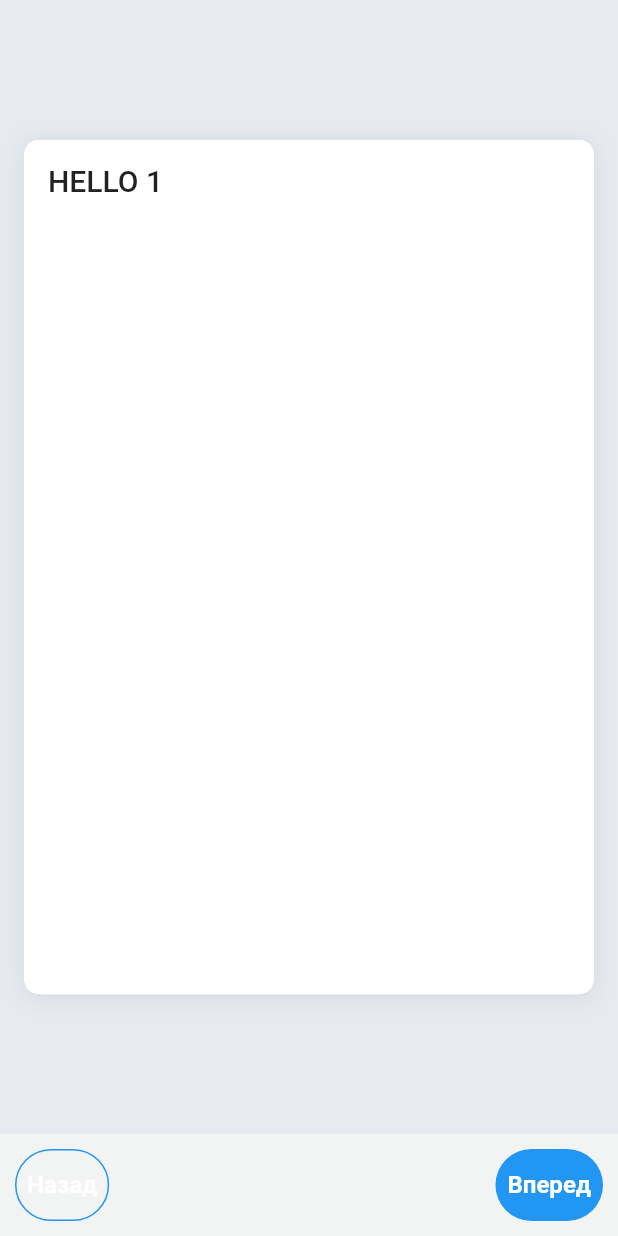
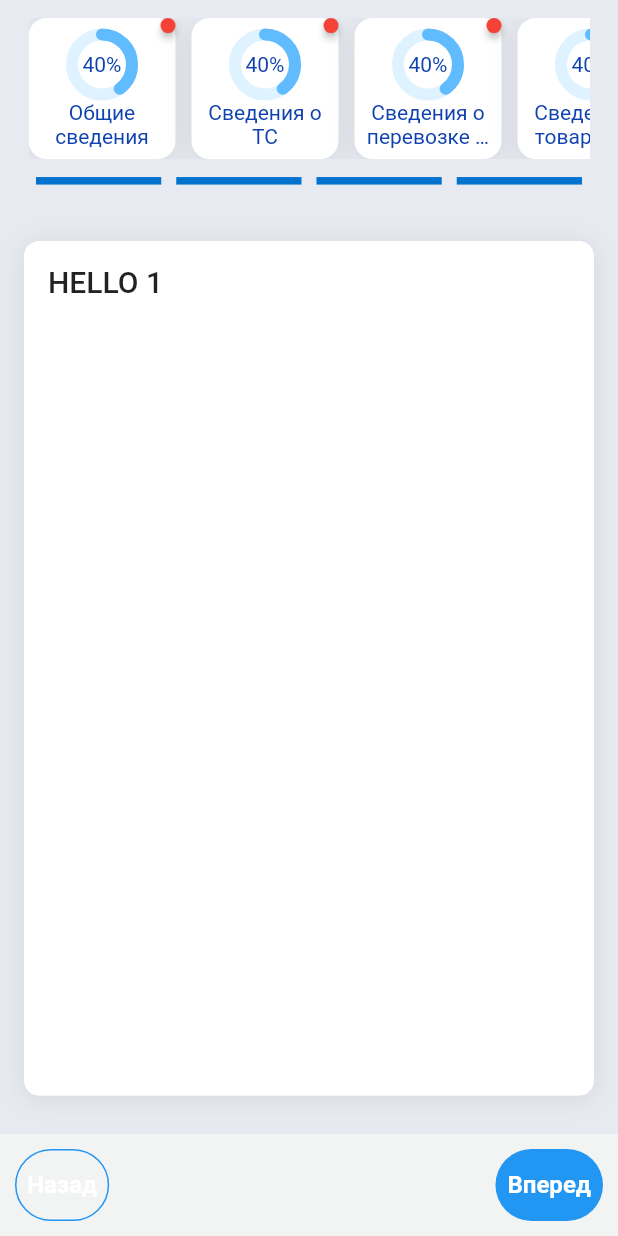
Before and after one commit to PutInByte/json_form_builder, a Flutter app: the screen it shows after launch, after a tap on "Вперед", on a phone screen of 412 x 824 dp. Run offline on Flutter 3.47's test engine with Material 2 defaults, Android fonts, the phone set to English and light mode, and no system bars; drawn by our look-alikes of badges, expandable_page_view, percent_indicator; our stand-ins replace responsive_builder, responsive_grid; missing offline and left inert: bs_flutter_utils, dart:html.

Commit message:
[+] Added secure max extent and min extent for pager [+] Added ApiUtils for post/get request, etc. [+] Start integrate panel drawer (panel_drawer.dart)

```diff
--- a/example/lib/main.dart
+++ b/example/lib/main.dart
@@ -13,6 +13,7 @@ class MyApp extends StatefulWidget {
 }
 
 class _MyAppState extends State<MyApp> {
+
 
   static const Map<String, dynamic> formData = {
     "data": [
@@ -141,14 +142,21 @@ class _MyAppState extends State<MyApp> {
     ]
   };
 
+
   @override
   Widget build(BuildContext context) {
-    return const MaterialApp(
+    return MaterialApp(
       debugShowCheckedModeBanner: false,
       home: Scaffold(
         body: JsonFormBuilder(
           data: formData,
-          config: BuilderConfig(),
+          config: BuilderConfig(
+            eventConfig: BuilderEventConfig(
+              onNextServerSide: () async {
+                  // await Future.delayed(const Duration(seconds: 2));
+              }
+            ),
+          ),
         ),
       ),
     );
--- a/lib/json_form_builder.dart
+++ b/lib/json_form_builder.dart
@@ -1,3 +1,5 @@
 export 'src/builder.dart';
-export 'src/utils/builder_config.dart';
-export 'src/utils/pager_config.dart';
+export 'src/core/config/builder_config.dart';
+export 'src/core/config/pager_config.dart';
+export 'src/core/config/builder_event_config.dart';
+export 'src/core/utils/api_utils.dart';
--- a/lib/src/builder.dart
+++ b/lib/src/builder.dart
@@ -6,7 +6,8 @@ import 'package:json_form_builder/src/models/json_model.dart';
 import 'package:provider/provider.dart';
 import 'contents/drawers/content_drawer.dart';
 import 'contents/drawers/navigator_drawer.dart';
-import 'utils/builder_config.dart';
+import 'core/config/builder_config.dart';
+
 
 class JsonFormBuilder extends StatefulWidget {
 
@@ -32,7 +33,14 @@ class _JsonFormBuilderState extends State<JsonFormBuilder> {
     super.initState();
 
     _jsonModel = JsonModel.fromJson( widget.data );
+
     controller = JsonFormController( data: _jsonModel );
+
+    controller.pagerController
+      ..onChanged = widget.config?.eventConfig.onChangeContent
+      ..onStart = widget.config?.eventConfig.onStart
+      ..onEnd = widget.config?.eventConfig.onEnd
+      ..onNextServerSide = widget.config?.eventConfig.onNextServerSide;
 
   }
 
--- a/lib/src/contents/addons/layout_addon.dart
+++ b/lib/src/contents/addons/layout_addon.dart
@@ -63,7 +63,7 @@ class LayoutAddon extends StatelessWidget {
       slivers: [
 
 
-        // panelDrawer,
+        panelDrawer,
         //
         //
         // SliverPersistentHeader(
--- a/lib/src/contents/drawers/navigator_drawer.dart
+++ b/lib/src/contents/drawers/navigator_drawer.dart
@@ -1,3 +1,4 @@
+import 'package:flutter/cupertino.dart';
 import 'package:flutter/material.dart';
 import 'package:json_form_builder/src/controllers/json_form_controller.dart';
 import 'package:json_form_builder/src/controllers/navigator_controller.dart';
@@ -157,20 +158,20 @@ class NavigatorDrawer extends StatelessWidget {
     );
   }
 
-  Widget getPrevChild(context, controller, bool isMobile) {
+  Widget getPrevChild(context, NavigatorController controller, bool isMobile) {
     return Row(
       mainAxisSize: MainAxisSize.min,
       mainAxisAlignment: MainAxisAlignment.center,
       children: const [
 
-        Flexible(
+         Flexible(
           child: Text(
             'Назад',
             style: TextStyle(color: Colors.white, fontSize: 16, fontWeight: FontWeight.w700),
           ),
         ),
 
-        // if (controller.prevProcessing) ...[
+        // if (controller.processing) ...[
         //   const SizedBox(width: 12),
         //   const SizedBox(
         //     height: 16,
@@ -180,7 +181,7 @@ class NavigatorDrawer extends StatelessWidget {
         //         Colors.white,
         //         BlendMode.srcATop,
         //       ),
-        //       child: const CupertinoActivityIndicator(),
+        //       child: CupertinoActivityIndicator(),
         //     ),
         //   )
         // ]
@@ -189,33 +190,33 @@ class NavigatorDrawer extends StatelessWidget {
     );
   }
 
-  Widget getNextChild(context, controller, bool isMobile) {
+  Widget getNextChild(context, NavigatorController controller, bool isMobile) {
     return Row(
       mainAxisSize: MainAxisSize.min,
       mainAxisAlignment: MainAxisAlignment.center,
-      children: const [
+      children: [
 
-        Flexible(
+        const Flexible(
           child: Text(
             "Вперед",
             style: TextStyle(color: Colors.white, fontSize: 16, fontWeight: FontWeight.w700),
           ),
         ),
 
-        // if (controller.nextProcessing) ...[
-        //   const SizedBox(width: 12),
-        //   const SizedBox(
-        //     height: 16,
-        //     width: 16,
-        //     child: ColorFiltered(
-        //       colorFilter: ColorFilter.mode(
-        //         Colors.white,
-        //         BlendMode.srcATop,
-        //       ),
-        //       child: const CupertinoActivityIndicator(),
-        //     ),
-        //   )
-        // ]
+        if (controller.processing) ...[
+          const SizedBox(width: 12),
+          const SizedBox(
+            height: 16,
+            width: 16,
+            child: ColorFiltered(
+              colorFilter: ColorFilter.mode(
+                Colors.white,
+                BlendMode.srcATop,
+              ),
+              child: CupertinoActivityIndicator(),
+            ),
+          )
+        ]
 
       ],
     );
--- a/lib/src/contents/drawers/pager_drawer.dart
+++ b/lib/src/contents/drawers/pager_drawer.dart
@@ -36,7 +36,7 @@ class PagerDrawer extends StatefulWidget {
   State<StatefulWidget> createState() => _PagerDrawerState();
 }
 
-class _PagerDrawerState extends State<PagerDrawer> {
+class _PagerDrawerState extends State<PagerDrawer> with AutomaticKeepAliveClientMixin {
 
   List<Widget> pagers = [];
 
@@ -55,6 +55,7 @@ class _PagerDrawerState extends State<PagerDrawer> {
 
   @override
   Widget build(BuildContext context) {
+    super.build(context);
 
     config = BuilderConfig.of(context).pagerConfig;
 
@@ -89,7 +90,7 @@ class _PagerDrawerState extends State<PagerDrawer> {
 
   void initChildPagers() {
 
-    for (int index = 0; index < 3; index++) {
+    for (int index = 0; index < 2; index++) {
 
       Widget pager = Pager(
         controller: controller.getChildPageController(index),
@@ -101,10 +102,11 @@ class _PagerDrawerState extends State<PagerDrawer> {
         animationDuration: config.animationDuration,
         children: [
 
-          PagerCardLayout(
-            title: "HELLO $index",
-            children: const [ ],
-          )
+          for(int i = 2; i > index; i--)
+              PagerCardLayout(
+                title: "HELLO $i",
+                children: const [ ],
+              ),
 
         ]
       );
@@ -115,5 +117,8 @@ class _PagerDrawerState extends State<PagerDrawer> {
 
   }
 
+  @override
+  bool get wantKeepAlive => config.keepAlive;
+
 
 }
--- a/lib/src/contents/drawers/panel_drawer.dart
+++ b/lib/src/contents/drawers/panel_drawer.dart
@@ -1,6 +1,8 @@
 import 'package:flutter/material.dart';
 import 'package:json_form_builder/src/controllers/json_form_controller.dart';
+import 'package:json_form_builder/src/dependencies/stepper/percent_stepper.dart';
 import 'package:provider/provider.dart';
+import 'package:responsive_builder/responsive_builder.dart';
 import '../addons/persistant_header_delegate_addon.dart';
 
 
@@ -14,7 +16,9 @@ class PanelDrawer extends StatefulWidget {
 
 class _PanelDrawerState extends State<PanelDrawer> {
 
+
   late final JsonFormController controller;
+
 
   @override
   void initState() {
@@ -28,108 +32,105 @@ class _PanelDrawerState extends State<PanelDrawer> {
 
     double maxWidth = 820.0;
 
-    // print(controller.pageCount);
+    Size screenSize = MediaQuery.of(context).size;
+    DeviceScreenType deviceScreenType = getDeviceType(screenSize);
+    bool isDesktop = deviceScreenType == DeviceScreenType.desktop;
+    double padding = isDesktop ? 111.0 : 19.0;
 
-    // Size screenSize = MediaQuery.of(context).size;
-    // DeviceScreenType deviceScreenType = getDeviceType(screenSize);
-    // bool isDesktop = deviceScreenType == DeviceScreenType.desktop;
-    // double padding = isDesktop ? 111.0 : 19.0;
-    //
-    // double cardWidth = isDesktop ? 400 : deviceScreenType == DeviceScreenType.tablet ? 120.0 : 82.0;
+    double cardWidth = isDesktop ? 400 : deviceScreenType == DeviceScreenType.tablet ? 120.0 : 82.0;
 
 
-    // double cardMaxWidth = (cardWidth + (12 * 2)) * controller.pageCount;
-    // double mediaQueryWidth = screenSize.width - (padding * 2);
-    //
-    // if (mediaQueryWidth >= cardMaxWidth) maxWidth = mediaQueryWidth;
-    // else maxWidth = cardMaxWidth;
-    //
-    // if (maxWidth > 820.0 && !isDesktop) maxWidth = 820.0;
-    // if (maxWidth > 2150.0 && isDesktop) maxWidth = 2150.0;
+    double cardMaxWidth = (cardWidth + (12 * 2)) * 4;
+    double mediaQueryWidth = screenSize.width - (padding * 2);
 
-    // List<Widget> bottomContent = [];
-    //
-    // if (!isDesktop) {
-    //
-    //   bottomContent =  [
-    //
-    //     const SizedBox(height: 12.0),
-    //
-    //     ConstrainedBox(
-    //       constraints: BoxConstraints(maxWidth: maxWidth),
-    //       child: Row(
-    //         children: [
-    //
-    //           for (int index = 0; index < controller.pageCount + 1; ++index) ...[
-    //             Expanded(
-    //                 child: Container(
-    //                   margin: EdgeInsets.symmetric(horizontal: 5.0),
-    //                   height: 5,
-    //                   color: const Color.fromRGBO(1, 114, 206, 1),
-    //                 )
-    //             ),
-    //           ]
-    //
-    //         ],
-    //       ),
-    //     )
-    //
-    //   ];
-    //
-    // }
+    if (mediaQueryWidth >= cardMaxWidth) maxWidth = mediaQueryWidth;
+    else maxWidth = cardMaxWidth;
+
+    if (maxWidth > 820.0 && !isDesktop) maxWidth = 820.0;
+    if (maxWidth > 2150.0 && isDesktop) maxWidth = 2150.0;
+
+    List<Widget> bottomContent = [];
+
+    if (!isDesktop) {
+
+      bottomContent =  [
+
+        const SizedBox(height: 12.0),
+
+        ConstrainedBox(
+          constraints: BoxConstraints(maxWidth: maxWidth),
+          child: Row(
+            children: [
+
+              for (int index = 0; index < 4; ++index) ...[
+                Expanded(
+                    child: Container(
+                      margin: EdgeInsets.symmetric(horizontal: 5.0),
+                      height: 5,
+                      color: const Color.fromRGBO(1, 114, 206, 1),
+                    )
+                ),
+              ]
+
+            ],
+          ),
+        )
+
+      ];
+
+    }
 
     return SliverPersistentHeader(
       delegate: HeaderDelegateAddon(
           expandedHeight: 135.1,
           minHeight: 135.0,
-          child: const Text('PanelDrawer')
+          child: Container(
+            padding: EdgeInsets.symmetric(horizontal: padding),
+            decoration: BoxDecoration(color: isDesktop ? const Color.fromRGBO(1, 114, 206, 1) : null),
+            child: Column(
+              mainAxisAlignment: MainAxisAlignment.center,
+              children: [
+
+                SingleChildScrollView(
+                  scrollDirection: Axis.horizontal,
+                  physics: const BouncingScrollPhysics(),
+                  child: Center(
+                    child: Container(
+                      constraints: BoxConstraints(maxWidth: maxWidth),
+                      alignment: Alignment.center,
+                      child: PercentStepper(
+                        type: StepperType.horizontal,
+                        steps: [
+
+                          for (int index = 0; index < controller.data.panels.length; ++index)
+                            _buildStep(
+                              title: Text(
+                                controller.data.panels[index].name,
+                                maxLines: 2,
+                                overflow: TextOverflow.ellipsis,
+                                softWrap: true,
+                              ),
+                              isActive: true,
+                              state: StepState.indexed,
+                              // state: index == controller.currentPage ? StepState.editing : index < controller.currentPage ? StepState.complete : StepState.indexed,
+                            ),
+
+
+                        ],
+                      ),
+                    ),
+                  ),
+                ),
+
+                ...bottomContent
+
+              ],
+            ),
+          )
       ),
       pinned: false,
       floating: false,
     );
-
-    // return Container(
-    //   padding: EdgeInsets.symmetric(horizontal: padding),
-    //   decoration: BoxDecoration(color: isDesktop ? const Color.fromRGBO(1, 114, 206, 1) : null),
-    //   child: Column(
-    //     mainAxisAlignment: MainAxisAlignment.center,
-    //     children: [
-    //
-    //       SingleChildScrollView(
-    //         scrollDirection: Axis.horizontal,
-    //         physics: const BouncingScrollPhysics(),
-    //         child: Center(
-    //           child: Container(
-    //             constraints: BoxConstraints(maxWidth: maxWidth),
-    //             alignment: Alignment.center,
-    //             child: PercentStepper(
-    //               type: StepperType.horizontal,
-    //               steps: [
-    //
-    //                 for (int index = 0; index < controller.pageCount; ++index)
-    //                   _buildStep(
-    //                     title: Text(
-    //                       controller.data.panels[index].name,
-    //                       maxLines: 2,
-    //                       overflow: TextOverflow.ellipsis,
-    //                       softWrap: true,
-    //                     ),
-    //                     isActive: index == controller.currentPage,
-    //                     state: index == controller.currentPage ? StepState.editing : index < controller.currentPage ? StepState.complete : StepState.indexed,
-    //                   ),
-    //
-    //
-    //               ],
-    //             ),
-    //           ),
-    //         ),
-    //       ),
-    //
-    //       ...bottomContent
-    //
-    //     ],
-    //   ),
-    // );
 
   }
 
--- a/lib/src/controllers/navigator_controller.dart
+++ b/lib/src/controllers/navigator_controller.dart
@@ -2,27 +2,13 @@ import 'package:flutter/foundation.dart';
 
 class NavigatorController extends ChangeNotifier {
 
-  bool _canNavigatePrev = false;
-  bool _canNavigateNext = true;
+  bool canNavigatePrev = false;
+  bool canNavigateNext = true;
 
   bool _processing = false;
 
 
-  bool get canNavigatePrev => _canNavigatePrev;
-  bool get canNavigateNext => _canNavigateNext;
   bool get processing => _processing;
-
-
-  set canNavigateNext(bool value) {
-    _canNavigateNext = value;
-    notifyListeners();
-  }
-
-
-  set canNavigatePrev(bool value) {
-    _canNavigatePrev = value;
-    notifyListeners();
-  }
 
 
   set processing(bool value) {
@@ -32,32 +18,26 @@ class NavigatorController extends ChangeNotifier {
 
 
   void onEnd() {
-    _canNavigatePrev = true;
-    _canNavigateNext = false;
+    canNavigatePrev = true;
+    canNavigateNext = false;
   }
 
 
   void onStart() {
-    _canNavigatePrev = false;
-    _canNavigateNext = true;
-  }
-
-
-  void onProcessing() {
-    _canNavigatePrev = false;
-    _canNavigateNext = false;
+    canNavigatePrev = false;
+    canNavigateNext = true;
   }
 
 
   void onChanges() {
-    _canNavigatePrev = true;
-    _canNavigateNext = true;
+    canNavigatePrev = true;
+    canNavigateNext = true;
   }
 
 
   void reset() {
-    _canNavigatePrev = false;
-    _canNavigateNext = true;
+    canNavigatePrev = false;
+    canNavigateNext = true;
   }
 
 }
--- a/lib/src/controllers/pager_controller.dart
+++ b/lib/src/controllers/pager_controller.dart
@@ -1,8 +1,10 @@
 import 'package:flutter/material.dart';
 import 'package:json_form_builder/src/controllers/navigator_controller.dart';
-import 'package:json_form_builder/src/utils/utils.dart';
+import 'package:json_form_builder/src/core/utils/api_utils.dart';
+import 'package:json_form_builder/src/core/utils/pager_utils.dart';
 
 class PagerController extends ChangeNotifier {
+
 
   final NavigatorController navigator = NavigatorController();
   final PageController pageController = PageController(initialPage: 0, keepPage: true);
@@ -12,17 +14,19 @@ class PagerController extends ChangeNotifier {
   VoidCallback? onChanged;
   VoidCallback? onStart;
   VoidCallback? onEnd;
+  OnNextServerSide? onNextServerSide;
+
+
+  int get currentPage => PagerUtils.getCurrentPage( pageController );
+
+  int get currentChildPage => PagerUtils.getCurrentPage( _getNestedPageController(currentPage) );
+
+  int get pageCount => PagerUtils.calculatePageCount( pageController );
+
+  int get childPageCount => PagerUtils.calculatePageCount(_getNestedPageController( currentPage ));
 
 
   bool _isChangingPage = false;
-
-  int get currentPage => Utils.getCurrentPage(pageController);
-
-  int get currentChildPage => Utils.getCurrentPage(_getNestedPageController(currentPage));
-
-  int get pageCount => Utils.calculatePageCount(pageController);
-
-  int get childPageCount => Utils.calculatePageCount(_getNestedPageController(currentPage));
 
 
   Future<void> changePage({ bool next = true }) async {
@@ -31,55 +35,78 @@ class PagerController extends ChangeNotifier {
 
     _isChangingPage = true;
 
-    final controller = currentChildPage < childPageCount ? _getNestedPageController(currentPage) : pageController;
-    final forward = next ? currentPage < controller.positions.last.maxScrollExtent : currentPage > controller.positions.first.minScrollExtent;
+    final PageController controller = _getNestedPageController( currentPage );
 
-    if (!forward) return;
 
-    await Utils.changePage(controller, next);
+    if (onNextServerSide != null && next) await _onPageNextServerSide();
 
-    if (controller.position.pixels == controller.position.maxScrollExtent) _onPageEnd();
-    else if (controller.position.pixels == controller.position.minScrollExtent) _onPageStart();
-    else _onPageChanged(currentPage);
 
-    _isChangingPage = false;
+    if ( (PagerUtils.isMinExtent(controller) && !next) || (PagerUtils.isMaxExtent(controller) && next) ) {
+      await PagerUtils.changePage(pageController, next);
+    }
+    else {
+      if (!PagerUtils.canForward(controller, next)) return;
+      await PagerUtils.changePage(controller, next);
+    }
+
+    _onPageChanged( currentPage );
+
+    if ( PagerUtils.isMaxExtent(controller) && PagerUtils.isMaxExtent(pageController) ) {
+      _onPageEnd();
+    }
+    else if ( currentChildPage == 0 && PagerUtils.isMinExtent(pageController) ) {
+      _onPageStart();
+    }
+
+    Future.delayed( const Duration(milliseconds: 300), () => _isChangingPage = false );
 
   }
 
 
-  PageController getChildPageController(int index) => _getNestedPageController(index);
+  PageController getChildPageController( int index ) => _getNestedPageController(index);
 
 
-  PageController _getNestedPageController(int pageIndex) {
+  PageController _getNestedPageController( int pageIndex ) {
     return _nestedPageControllers.putIfAbsent(pageIndex, () => PageController(keepPage: true, initialPage: 0));
   }
 
 
-  void _onPageChanged(int index) {
-    debugPrint("onPageChanged($index);");
+  void _onPageChanged( int index ) {
     navigator.onChanges();
     onChanged?.call();
   }
 
 
   void _onPageStart() {
-    debugPrint("onPageStart();");
+    debugPrint('page_start triggered');
     navigator.onStart();
     onStart?.call();
   }
 
 
   void _onPageEnd() {
-    debugPrint("onPageEnd();");
+    debugPrint('page_end triggered');
     navigator.onEnd();
     onEnd?.call();
+  }
+
+
+  Future<void> _onPageNextServerSide() async {
+    debugPrint('page_next_server_side triggered');
+
+    navigator.processing = true;
+
+    await onNextServerSide?.call();
+
+    navigator.processing = false;
+
   }
 
 
   @override
   void dispose() {
     pageController.dispose();
-    for (var controller in _nestedPageControllers.values) {
+    for (PageController controller in _nestedPageControllers.values) {
       controller.dispose();
     }
     super.dispose();
--- a/lib/src/utils/builder_config.dart
+++ b/lib/src/core/config/builder_config.dart
@@ -1,14 +1,17 @@
 
 import 'package:flutter/material.dart';
-import 'package:json_form_builder/src/utils/pager_config.dart';
+import 'builder_event_config.dart';
+import 'pager_config.dart';
 
 
 class BuilderConfig {
 
   final PagerConfig pagerConfig;
+  final BuilderEventConfig eventConfig;
 
   const BuilderConfig({
     this.pagerConfig = const PagerConfig(),
+    this.eventConfig = const BuilderEventConfig(),
   });
 
 
--- /dev/null
+++ b/lib/src/core/config/builder_event_config.dart
@@ -0,0 +1,33 @@
+import 'package:flutter/material.dart';
+import 'package:json_form_builder/json_form_builder.dart';
+
+class BuilderEventConfig {
+
+  final VoidCallback? onInit;
+  final VoidCallback? onDispose;
+  final VoidCallback? onBuild;
+  final VoidCallback? onChangePager;
+  final VoidCallback? onChangeContent;
+  final VoidCallback? onNext;
+  final VoidCallback? onPrevious;
+  final VoidCallback? onEnd;
+  final VoidCallback? onStart;
+
+  final OnNextServerSide? onNextServerSide;
+
+
+  const BuilderEventConfig({
+    this.onInit,
+    this.onDispose,
+    this.onBuild,
+    this.onChangePager,
+    this.onChangeContent,
+    this.onNext,
+    this.onPrevious,
+    this.onEnd,
+    this.onStart,
+
+    this.onNextServerSide,
+  });
+
+}
--- /dev/null
+++ b/lib/src/core/utils/api_utils.dart
@@ -0,0 +1,8 @@
+
+typedef OnNextServerSide = Future<void> Function( );
+
+typedef FetchApi = Future<Map<String, dynamic>> Function( );
+
+typedef PostApi = Future<void> Function( Map<String, dynamic> data );
+
+class ApiUtils { }
--- a/lib/src/utils/utils.dart
+++ b/lib/src/core/utils/pager_utils.dart
@@ -1,9 +1,7 @@
-
 import 'dart:math';
 import 'package:flutter/material.dart';
 
-
-class Utils {
+class PagerUtils {
 
 
   static List<ScrollPosition> getScrollPositions(PageController controller) {
@@ -41,4 +39,21 @@ class Utils {
   }
 
 
+  static bool isMaxExtent(PageController controller) {
+    return controller.position.maxScrollExtent.ceil() == controller.position.pixels.ceil();
+  }
+
+
+  static bool isMinExtent(PageController controller) {
+    return controller.position.minScrollExtent.ceil() == controller.position.pixels.ceil();
+  }
+
+
+  static bool canForward(PageController controller, bool next) {
+    return  next
+        ? getCurrentPage(controller) < controller.positions.last.maxScrollExtent
+        : getCurrentPage(controller) > controller.positions.first.minScrollExtent;
+  }
+
+
 }
--- /dev/null
+++ b/lib/src/core/utils/utils.dart
@@ -0,0 +1,2 @@
+
+class Utils { }
--- a/lib/src/dependencies/pager/pager.dart
+++ b/lib/src/dependencies/pager/pager.dart
@@ -59,11 +59,12 @@ class Pager extends StatefulWidget {
   State<StatefulWidget> createState() => _PagerState();
 }
 
-class _PagerState extends State<Pager> {
+class _PagerState extends State<Pager> with AutomaticKeepAliveClientMixin {
 
 
   @override
   Widget build(BuildContext context) {
+    super.build(context);
     return ExpandablePageView(
       clipBehavior: Clip.antiAlias,
       controller: widget.controller,
@@ -80,5 +81,8 @@ class _PagerState extends State<Pager> {
     );
   }
 
+  @override
+  bool get wantKeepAlive => widget.keepAlive;
+
 
 }
```
Also changed, not shown: lib/src/contents/addons/scroll_behavior_physics_addon.dart (renamed from lib/src/utils/scroll_behavior_physics.dart), lib/src/core/config/pager_config.dart (renamed from lib/src/utils/pager_config.dart).
